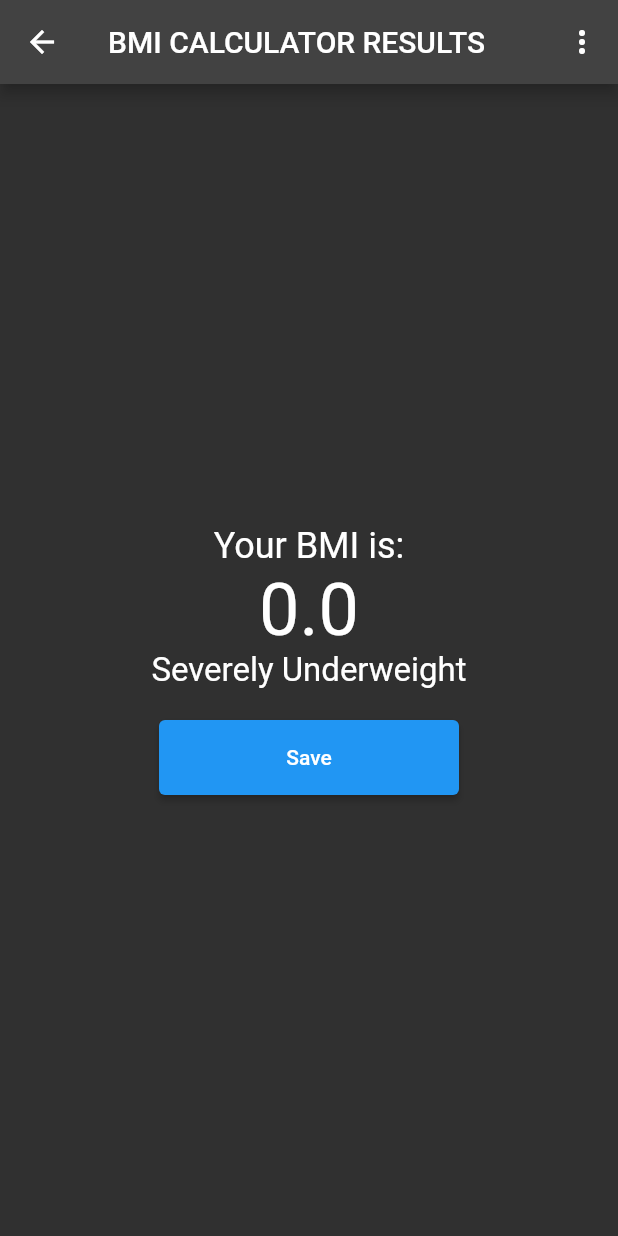
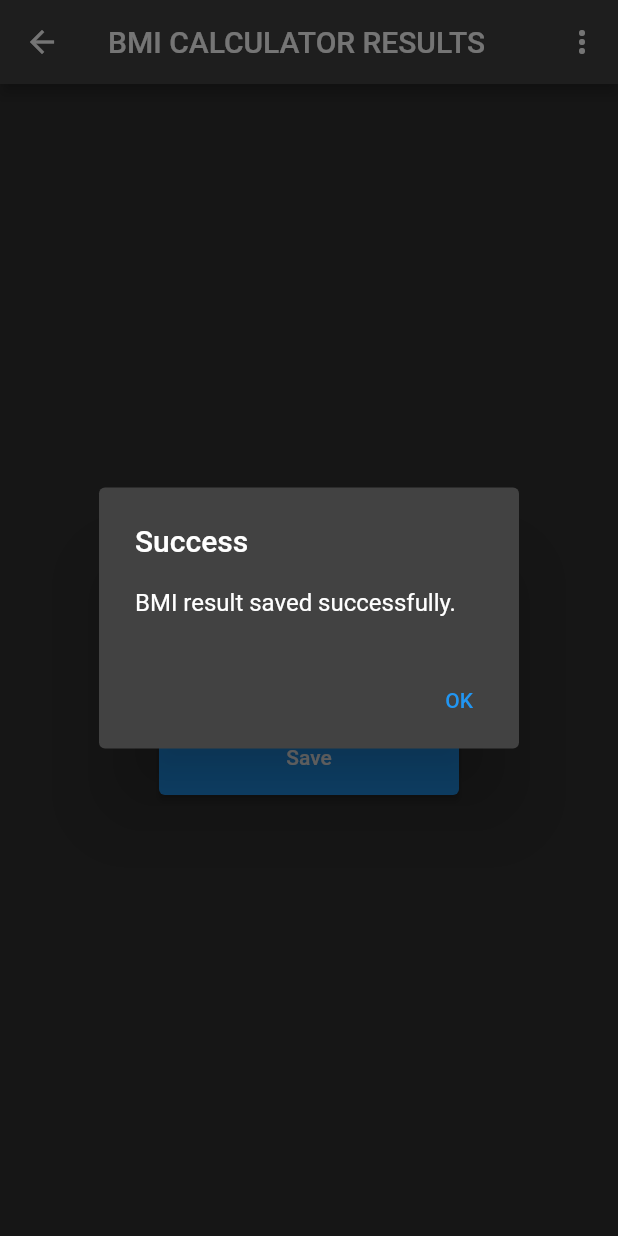
Before and after one commit to superstreber3/flutter_bmi_calc, a Flutter app: the ResultsPage screen opened directly with empty values, after a tap on "Save", on a phone screen of 412 x 824 dp. Run offline on Flutter 3.47's test engine with Material 2 defaults, Android fonts, the phone set to English and light mode, and no system bars; our stand-ins replace cloud_firestore, firebase_auth, firebase_core, flutter_svg; missing offline and left inert: dart:html; accounts and stored records are empty; statements that could not run were skipped.

Commit message:
saving bmi result to firestore added

```diff
--- a/lib/results_page.dart
+++ b/lib/results_page.dart
@@ -1,5 +1,6 @@
 import 'package:flutter/material.dart';
 import 'package:firebase_auth/firebase_auth.dart';
+import 'package:cloud_firestore/cloud_firestore.dart';
 import 'login_page.dart';
 
 enum BMICategory {
@@ -16,25 +17,26 @@ enum BMICategory {
 class ResultsPage extends StatelessWidget {
   final double bmi;
 
-  ResultsPage({required this.bmi});
+  const ResultsPage({super.key, required this.bmi});
 
   BMICategory getBMICategory(double bmi) {
-    if (bmi < 16.0)
+    if (bmi < 16.0) {
       return BMICategory.severeUnderweight;
-    else if (bmi < 17.0)
+    } else if (bmi < 17.0) {
       return BMICategory.moderateUnderweight;
-    else if (bmi < 18.5)
+    } else if (bmi < 18.5) {
       return BMICategory.slightUnderweight;
-    else if (bmi < 25.0)
+    } else if (bmi < 25.0) {
       return BMICategory.normal;
-    else if (bmi < 30.0)
+    } else if (bmi < 30.0) {
       return BMICategory.overweight;
-    else if (bmi < 35.0)
+    } else if (bmi < 35.0) {
       return BMICategory.obesityClassI;
-    else if (bmi < 40.0)
+    } else if (bmi < 40.0) {
       return BMICategory.obesityClassII;
-    else
+    } else {
       return BMICategory.obesityClassIII;
+    }
   }
 
   Map<String, String> getBMICategories() {
@@ -85,13 +87,13 @@ class ResultsPage extends StatelessWidget {
 
     return Scaffold(
       appBar: AppBar(
-        title: Text('BMI CALCULATOR RESULTS'),
+        title: const Text('BMI CALCULATOR RESULTS'),
         actions: <Widget>[
           PopupMenuButton<String>(
             onSelected: (value) => showDialog(
               context: context,
               builder: (context) => AlertDialog(
-                title: Text('BMI Categories'),
+                title: const Text('BMI Categories'),
                 content: ListView(
                   children: getBMICategories().entries.map((entry) {
                     return ListTile(
@@ -102,7 +104,7 @@ class ResultsPage extends StatelessWidget {
                 ),
                 actions: <Widget>[
                   TextButton(
-                    child: Text('Close'),
+                    child: const Text('Close'),
                     onPressed: () {
                       Navigator.of(context).pop();
                     },
@@ -125,32 +127,63 @@ class ResultsPage extends StatelessWidget {
         child: Column(
           mainAxisAlignment: MainAxisAlignment.center,
           children: <Widget>[
-            Text(
+            const Text(
               'Your BMI is:',
               style: TextStyle(fontSize: 24),
             ),
             Text(
               bmi.toStringAsFixed(1),
-              style: TextStyle(fontSize: 48),
+              style: const TextStyle(fontSize: 48),
             ),
             Text(
               categoryText,
-              style: TextStyle(fontSize: 22),
+              style: const TextStyle(fontSize: 22),
             ),
-            SizedBox(height: 20),
+            const SizedBox(height: 20),
             ElevatedButton(
-              onPressed: () {
+              onPressed: () async {
                 FirebaseAuth auth = FirebaseAuth.instance;
                 if (auth.currentUser == null) {
                   Navigator.pushNamed(context, '/login');
                 } else {
-                  // Save the BMI...
+                  FirebaseFirestore firestore = FirebaseFirestore.instance;
+
+                  // Retrieve the logged-in user's ID
+                  String userId = auth.currentUser!.uid;
+
+                  // Create a new data entry with the BMI result and inputs
+                  DocumentReference bmiDocRef =
+                      firestore.collection('bmiResults').doc();
+
+                  await bmiDocRef.set({
+                    'userId': userId,
+                    'bmi': bmi,
+                    'timestamp': DateTime.now().toString(),
+                  });
+
+                  // Show a success message to the user
+                  showDialog(
+                    context: context,
+                    builder: (BuildContext context) {
+                      return AlertDialog(
+                        title: Text('Success'),
+                        content: Text('BMI result saved successfully.'),
+                        actions: <Widget>[
+                          TextButton(
+                            child: Text('OK'),
+                            onPressed: () {
+                              Navigator.of(context).pop();
+                            },
+                          ),
+                        ],
+                      );
+                    },
+                  );
                 }
               },
-              child: Text('Save'),
+              child: const Text('Save'),
               style: ButtonStyle(
-                minimumSize: MaterialStateProperty.all(
-                    const Size(200, 50)), // Ändert die Größe des Buttons
+                minimumSize: MaterialStateProperty.all(const Size(200, 50)),
               ),
             ),
           ],
```
Also changed, not shown: assets/sport.svg (added).
